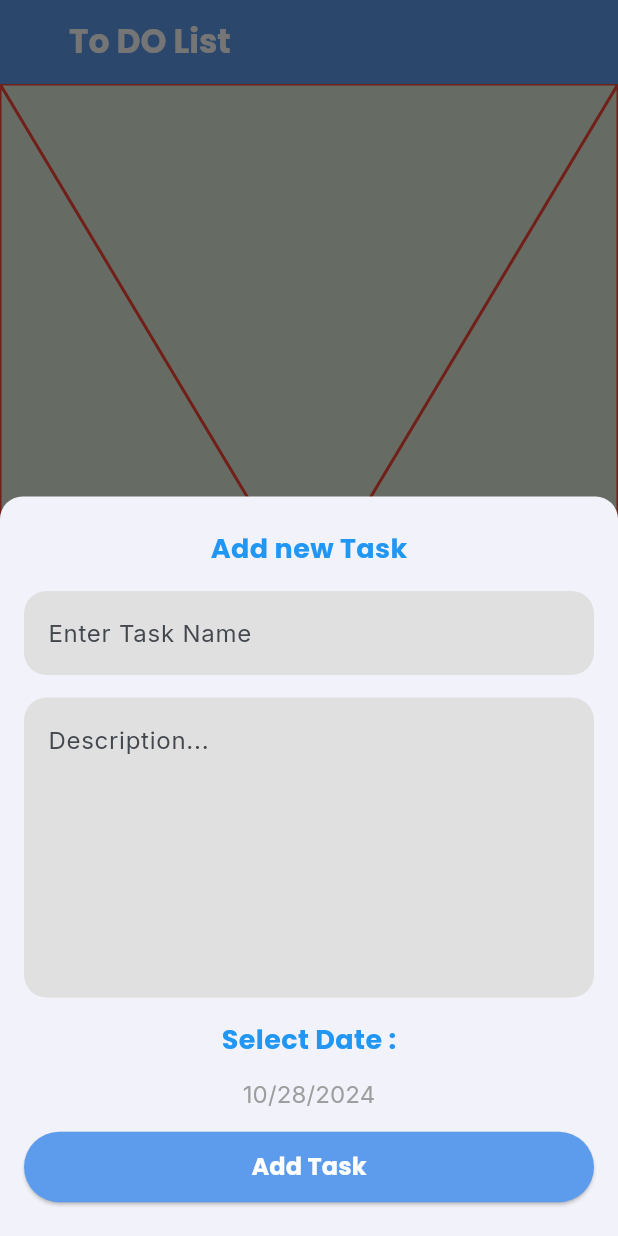
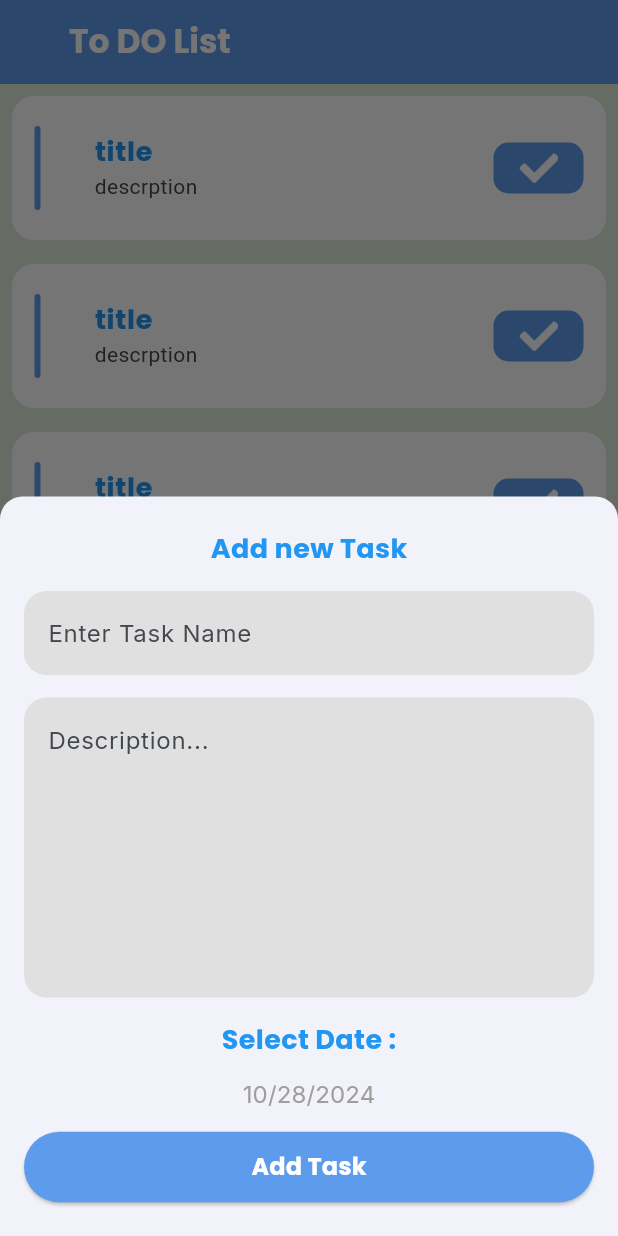
Before and after one commit to MahmoudHassan9/ToDo_app, a Flutter app: the screen it shows after launch, after a tap on the "add" icon, on a phone screen of 412 x 824 dp. Run offline on Flutter 3.47's test engine with Material 3 defaults, Android fonts, the phone set to English and light mode, and no system bars; drawn by our look-alikes of flutter_slidable; our stand-ins replace google_fonts, shared_preferences; missing offline and left inert: dart:ffi.

Commit message:
+ taskItem

```diff
--- a/lib/config/theme/app_theme.dart
+++ b/lib/config/theme/app_theme.dart
@@ -5,6 +5,7 @@ import '../../core/utils/light_app_styles.dart';
 
 class AppTheme {
   static ThemeData light = ThemeData(
+    useMaterial3: true,
     primaryColor: AppColors.blue,
     scaffoldBackgroundColor: AppColors.scaffold,
     colorScheme: ColorScheme.fromSeed(
--- /dev/null
+++ b/lib/core/utils/app_assets.dart
@@ -0,0 +1,3 @@
+class AppAssets {
+  static const String doneIcon = 'assets/images/done_icon.png';
+}
--- a/lib/core/utils/app_colors.dart
+++ b/lib/core/utils/app_colors.dart
@@ -7,5 +7,6 @@ class AppColors {
   static const Color white = Colors.white;
   static const Color grey = Color(0xFFC8C9CB);
   static const Color scaffold = Color(0xFFDFECDB);
+  static const Color red = Colors.red;
 
 }
--- a/lib/core/utils/light_app_styles.dart
+++ b/lib/core/utils/light_app_styles.dart
@@ -19,7 +19,7 @@ class LightAppStyles {
     fontWeight: FontWeight.w400,
     color: AppColors.blue,
   );
-  static TextStyle bottomSheetTitle = GoogleFonts.poppins(
+  static TextStyle poppinsFontWeight700Size18 = GoogleFonts.poppins(
     fontSize: 18,
     fontWeight: FontWeight.w700,
     color: Colors.blue,
@@ -33,4 +33,8 @@ class LightAppStyles {
     fontSize: 16,
     fontWeight: FontWeight.w700,
   );
+  static TextStyle taskItemDesc = GoogleFonts.roboto(
+    fontSize: 14,
+    fontWeight: FontWeight.w400,
+  );
 }
--- a/lib/presentation/screens/home/tabs/tasks_tab/tasks_tab.dart
+++ b/lib/presentation/screens/home/tabs/tasks_tab/tasks_tab.dart
@@ -1,11 +1,120 @@
 import 'package:flutter/cupertino.dart';
 import 'package:flutter/material.dart';
+import 'package:flutter_slidable/flutter_slidable.dart';
+import 'package:todo_app/core/utils/app_assets.dart';
+import 'package:todo_app/core/utils/app_colors.dart';
+import 'package:todo_app/core/utils/light_app_styles.dart';
 
 class TasksTab extends StatelessWidget {
   const TasksTab({super.key});
 
   @override
   Widget build(BuildContext context) {
-    return Placeholder(color: Colors.red,);
+    return ListView.builder(
+      itemBuilder: (context, index) => const TaskItem(),
+      itemCount: 12,
+    );
   }
 }
+
+class TaskItem extends StatelessWidget {
+  const TaskItem({super.key});
+
+  @override
+  Widget build(BuildContext context) {
+    return Container(
+      margin: const EdgeInsets.all(8),
+      decoration: const BoxDecoration(
+        color: Colors.white,
+        borderRadius: BorderRadius.all(
+          Radius.circular(15),
+        ),
+      ),
+      child: Slidable(
+        startActionPane: ActionPane(
+          motion: const BehindMotion(),
+          children: [
+            SlidableAction(
+              borderRadius: const BorderRadius.only(
+                topLeft: Radius.circular(15),
+                bottomLeft: Radius.circular(15),
+              ),
+              onPressed: (context) {},
+              backgroundColor: AppColors.red,
+              foregroundColor: AppColors.white,
+              icon: Icons.delete,
+              label: 'Delete',
+            ),
+            SlidableAction(
+              onPressed: (context) {},
+              backgroundColor: AppColors.blue,
+              foregroundColor: Colors.white,
+              icon: Icons.edit,
+              label: 'Edit',
+            ),
+          ],
+        ),
+        child: Container(
+          padding: const EdgeInsets.symmetric(
+            vertical: 12,
+            horizontal: 15,
+          ),
+          decoration: const BoxDecoration(
+            color: Colors.white,
+            borderRadius: BorderRadius.all(
+              Radius.circular(15),
+            ),
+          ),
+          child: ListTile(
+            contentPadding: EdgeInsets.zero,
+            leading: buildListTileLeading(),
+            title: Text(
+              'title',
+              style: LightAppStyles.poppinsFontWeight700Size18,
+            ),
+            subtitle: Text(
+              'descrption',
+              style: LightAppStyles.taskItemDesc,
+            ),
+            trailing: buildListTileTrailing(),
+          ),
+        ),
+      ),
+    );
+  }
+
+  Container buildListTileTrailing() {
+    return Container(
+      width: 60,
+      height: 34,
+      padding: const EdgeInsets.symmetric(
+        vertical: 7,
+        horizontal: 12,
+      ),
+      decoration: const BoxDecoration(
+        color: AppColors.blue,
+        borderRadius: BorderRadius.all(
+          Radius.circular(10),
+        ),
+      ),
+      child: const ImageIcon(
+        color: Colors.white,
+        AssetImage(
+          AppAssets.doneIcon,
+        ),
+      ),
+    );
+  }
+
+  Container buildListTileLeading() {
+    return Container(
+      width: 4,
+      decoration: const BoxDecoration(
+        color: AppColors.blue,
+        borderRadius: BorderRadius.all(
+          Radius.circular(10),
+        ),
+      ),
+    );
+  }
+}
--- a/lib/presentation/screens/home/tabs/tasks_tab/widgets/add_bottom_sheet.dart
+++ b/lib/presentation/screens/home/tabs/tasks_tab/widgets/add_bottom_sheet.dart
@@ -43,7 +43,7 @@ class _AddBottomSheetState extends State<AddBottomSheet> {
         children: [
           Text(
             'Add new Task',
-            style: LightAppStyles.bottomSheetTitle,
+            style: LightAppStyles.poppinsFontWeight700Size18,
           ),
           const SizedBox(
             height: 15,
@@ -65,7 +65,7 @@ class _AddBottomSheetState extends State<AddBottomSheet> {
           ),
           Text(
             'Select Date :',
-            style: LightAppStyles.bottomSheetTitle,
+            style: LightAppStyles.poppinsFontWeight700Size18,
           ),
           TextButton(
             onPressed: () async {
```
Also changed, not shown: pubspec.yaml (+8 -3 lines), assets/images/done_icon.png (added), pubspec.lock.
